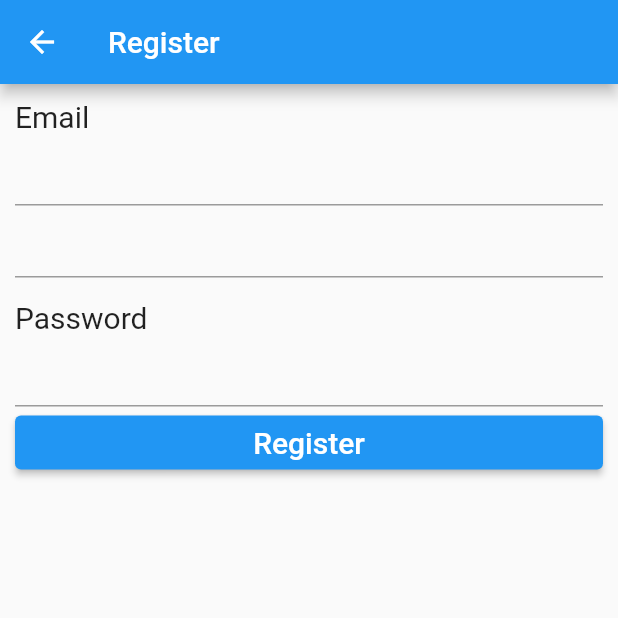
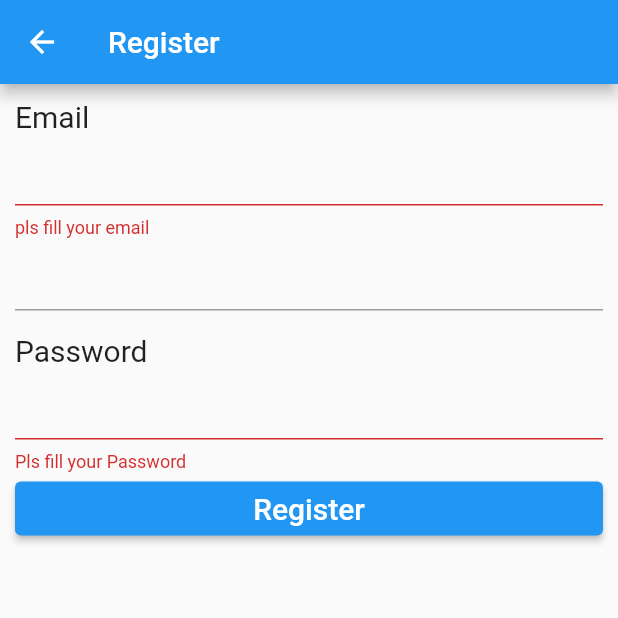
Before and after one commit to TarKz06/Flutter-Login-System, a Flutter app: the RegisterScreen screen opened directly, after a tap on "Register", on a phone screen of 412 x 824 dp, the top half of it. Run offline on Flutter 3.47's test engine with Material 2 defaults, Android fonts, the phone set to English and light mode, and no system bars; our stand-ins replace form_field_validator.

Commit message:
form_field_validator

```diff
--- a/lib/screen/register.dart
+++ b/lib/screen/register.dart
@@ -1,5 +1,6 @@
 import 'package:flutter/material.dart';
 import 'package:flutter_application_1/model/profile.dart';
+import 'package:form_field_validator/form_field_validator.dart';
 
 class RegisterScreen extends StatefulWidget {
   @override
@@ -27,6 +28,10 @@ class _RegisterScreenState extends State<RegisterScreen> {
                 children: [
                   Text("Email", style: TextStyle(fontSize: 20)),
                   TextFormField(
+                    validator: MultiValidator([
+                      RequiredValidator(errorText: "pls fill your email"),
+                      EmailValidator(errorText: "Your email not correct")
+                    ]),
                     keyboardType: TextInputType.emailAddress,
                     onSaved: (String email) {
                       profile.email = email;
@@ -38,6 +43,8 @@ class _RegisterScreenState extends State<RegisterScreen> {
                   ),
                   Text("Password", style: TextStyle(fontSize: 20)),
                   TextFormField(
+                    validator: RequiredValidator(
+                        errorText: ("Pls fill your Password")),
                     obscureText: true,
                     onSaved: (String password) {
                       profile.password = password;
@@ -51,10 +58,12 @@ class _RegisterScreenState extends State<RegisterScreen> {
                         style: TextStyle(fontSize: 20),
                       ),
                       onPressed: () {
-                        formkey.currentState.save();
-                        print(
-                            "email = ${profile.email} password = ${profile.password}");
-                        formkey.currentState.reset();
+                        if (formkey.currentState.validate()) {
+                          formkey.currentState.save();
+                          print(
+                              "email = ${profile.email} password = ${profile.password}");
+                          formkey.currentState.reset();
+                        }
                       },
                     ),
                   )
--- a/pubspec.yaml
+++ b/pubspec.yaml
@@ -23,6 +23,7 @@ environment:
 dependencies:
   flutter:
     sdk: flutter
+  form_field_validator: ^1.1.0
 
 
   # The following adds the Cupertino Icons font to your application.
@@ -32,6 +33,7 @@ dependencies:
 dev_dependencies:
   flutter_test:
     sdk: flutter
+
 
 # For information on the generic Dart part of this file, see the
 # following page: https://dart.dev/tools/pub/pubspec
```
Also changed, not shown: pubspec.lock.
